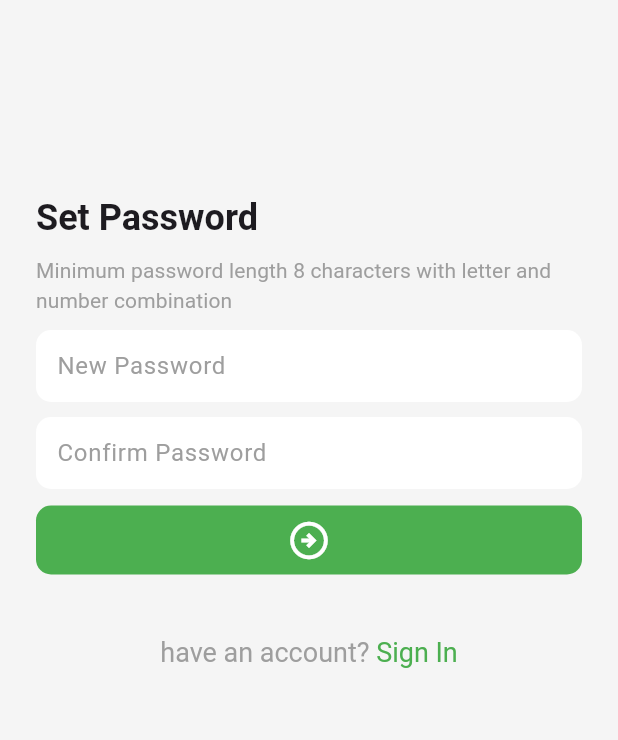
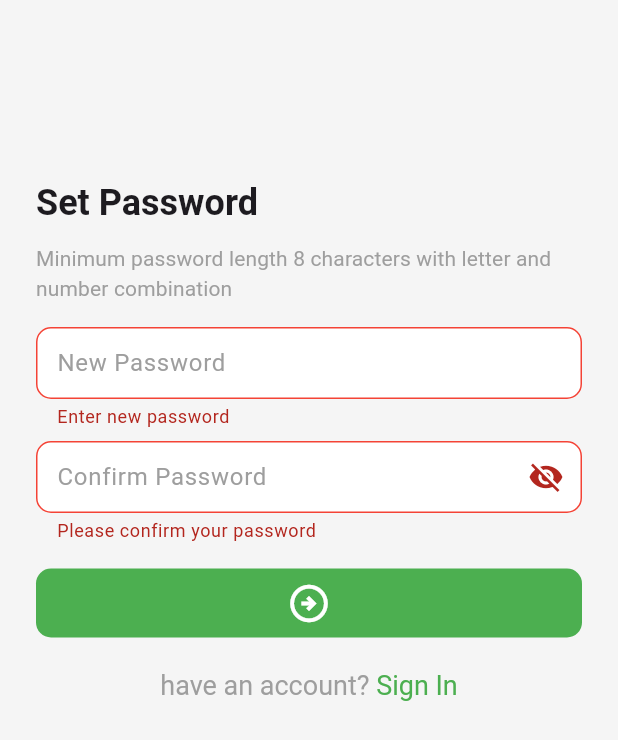
Before and after one commit to DinOfficial/task_manager, a Flutter app: the ResetPasswordScreen screen opened by its route, after a tap on the "arrow circle right" icon, on a phone screen of 412 x 824 dp. Shown: the top 740 px of the screen. Run offline on Flutter 3.47's test engine with Material 3 defaults, Android fonts, the phone set to English and light mode, and no system bars; our stand-ins replace flutter_svg, image_picker, pin_code_fields, shared_preferences; accounts and stored records are empty; network calls fail.

```diff
--- a/lib/data/utils/urls.dart
+++ b/lib/data/utils/urls.dart
@@ -10,6 +10,7 @@ class Urls {
   static String completedTaskList = '$_baseUrl/listTaskByStatus/Completed';
   static String taskCountList = '$_baseUrl/taskStatusCount';
   static String updateProfile = '$_baseUrl/ProfileUpdate';
+  static String recoveryResetPassword = '$_baseUrl/RecoverResetPassword';
 
   static String updateTaskStatus(String statusId, String status) =>
       '$_baseUrl/updateTaskStatus/$statusId/$status';
--- a/lib/ui/screens/log_in_screen.dart
+++ b/lib/ui/screens/log_in_screen.dart
@@ -97,7 +97,7 @@ class _SignInScreenState extends State<SignInScreen> {
                         onPressed: _onForgotPasswordEmail,
                         child: Text(
                           'Forgot Password?',
-                          style: TextStyle(fontSize: 18),
+                          style: TextStyle(fontSize: 18, color: Colors.green),
                         ),
                       ),
                       RichText(
--- a/lib/ui/screens/reset_password_screen.dart
+++ b/lib/ui/screens/reset_password_screen.dart
@@ -1,8 +1,13 @@
 import 'package:flutter/gestures.dart';
 import 'package:flutter/material.dart';
+import 'package:untitled/data/services/network_caller.dart';
+import 'package:untitled/data/utils/urls.dart';
+import 'package:untitled/data/utils/validation.dart';
 import 'package:untitled/ui/screens/log_in_screen.dart';
 import 'package:untitled/ui/screens/otp_verify_screen.dart';
+import 'package:untitled/ui/widgets/centered_circular_progress_indicator.dart';
 import 'package:untitled/ui/widgets/screen_background.dart';
+import 'package:untitled/ui/widgets/show_snackbar_message.dart';
 
 class ResetPasswordScreen extends StatefulWidget {
   const ResetPasswordScreen({super.key});
@@ -14,32 +19,88 @@ class ResetPasswordScreen extends StatefulWidget {
 }
 
 class _ResetPasswordScreenState extends State<ResetPasswordScreen> {
+  bool _setPassowrdInProgress = false;
+  final TextEditingController _passwordTEController = TextEditingController();
+  final TextEditingController _confirmPasswordTEController =
+      TextEditingController();
+  final GlobalKey<FormState> _formKey = GlobalKey<FormState>();
+
+  bool _showPassword = false;
+
+  void _toggleShowPassword() {
+    setState(() {
+      _showPassword = !_showPassword;
+    });
+  }
+
   @override
   Widget build(BuildContext context) {
     return Scaffold(
       body: SingleChildScrollView(
         padding: EdgeInsets.symmetric(horizontal: 24, vertical: 20),
         child: ScreenBackground(
+          child: Form(
+            key: _formKey,
+            autovalidateMode: AutovalidateMode.onUserInteraction,
             child: Column(
               mainAxisAlignment: MainAxisAlignment.start,
               crossAxisAlignment: CrossAxisAlignment.start,
-            spacing: 10,
+              // spacing: 10,
               children: [
                 const SizedBox(height: 100),
                 Text(
                   'Set Password',
                   style: Theme.of(context).textTheme.titleLarge,
                 ),
+                const SizedBox(height: 12),
                 Text(
                   'Minimum password length 8 characters with letter and number combination',
                   style: Theme.of(context).textTheme.labelLarge,
                 ),
-              TextField(decoration: InputDecoration(hintText: 'New Password')),
-              TextField(decoration: InputDecoration(hintText: 'Confirm Password')),
-              FilledButton(
-                onPressed: (){},
+                const SizedBox(height: 16),
+                TextFormField(
+                  obscureText: !_showPassword,
+                  controller: _passwordTEController,
+                  decoration: InputDecoration(
+                    hintText: 'New Password',
+                  ),
+                  validator: (value) => AllValidation().formValidation(
+                    value,
+                    'Enter new password',
+                  ),
+                ),
+                const SizedBox(height: 8),
+                TextFormField(
+                  obscureText: !_showPassword,
+                  controller: _confirmPasswordTEController,
+                  decoration: InputDecoration(
+                    hintText: 'Confirm Password',
+                    suffixIcon: IconButton(
+                      onPressed: _toggleShowPassword,
+                      icon: Icon(
+                        _showPassword ? Icons.visibility : Icons.visibility_off,
+                      ),
+                    ),
+                  ),
+                  validator: (value) {
+                    if (value == null || value.isEmpty ) {
+                      return 'Please confirm your password';
+                    }
+                    if (value != _passwordTEController.text) {
+                      return 'Password do not match';
+                    }
+                    return null;
+                  },
+                ),
+                const SizedBox(height: 16),
+                Visibility(
+                  visible: !_setPassowrdInProgress,
+                  replacement: CenteredCircularProgressIndicator(),
+                  child: FilledButton(
+                    onPressed: _onNextScreen,
                     style: FilledButton.styleFrom(),
-                child: Icon(Icons.arrow_circle_right_outlined, size: 30,),
+                    child: Icon(Icons.arrow_circle_right_outlined, size: 30),
+                  ),
                 ),
                 const SizedBox(height: 20),
                 Center(
@@ -61,12 +122,61 @@ class _ResetPasswordScreenState extends State<ResetPasswordScreen> {
             ),
           ),
         ),
+      ),
     );
   }
 
   void _signIn() {
-    Navigator.pushNamed(context, SignInScreen().name);
+    Navigator.pushNamedAndRemoveUntil(
+      context,
+      SignInScreen().name,
+      (p) => false,
+    );
   }
 
+  void _onNextScreen() {
+    if (_formKey.currentState!.validate()) {
+      _resetPassword();
+    }
+  }
 
+  Future<void> _resetPassword() async {
+    _setPassowrdInProgress = true;
+    setState(() {});
+
+    final arguments = ModalRoute.of(context)!.settings.arguments as Map<String, String>;
+    final email = arguments['email'];
+    final otp = arguments['otp'];
+
+    print('Email from previous screen: $email');
+    print('OTP from previous screen: $otp');
+
+    Map<String, dynamic> responseBody = {
+      "email": email,
+      "OTP": otp,
+      "password": _confirmPasswordTEController.text,
+    };
+
+    final NetworkResponse response = await NetWorkCaller().postRequest(
+      Urls.recoveryResetPassword,
+      body: responseBody,
+    );
+
+
+    _setPassowrdInProgress = false;
+    setState(() {});
+
+
+
+    if (response.isSuccess && response.body['status'] == 'success') {
+      showSnackbarMessage(context, response.body['status'] ?? 'Password reset successful !');
+      Navigator.pushNamedAndRemoveUntil(
+        context,
+        SignInScreen().name,
+        (p) => false,
+      );
+    } else {
+      showSnackbarMessage(context, response.errorMessage ?? 'Password reset failed', true);
     }
+  }
+}
```
Also changed, not shown: lib/ui/screens/otp_verify_screen.dart (+16 -4 lines). Lines whose indentation alone changed are shown as unchanged.
